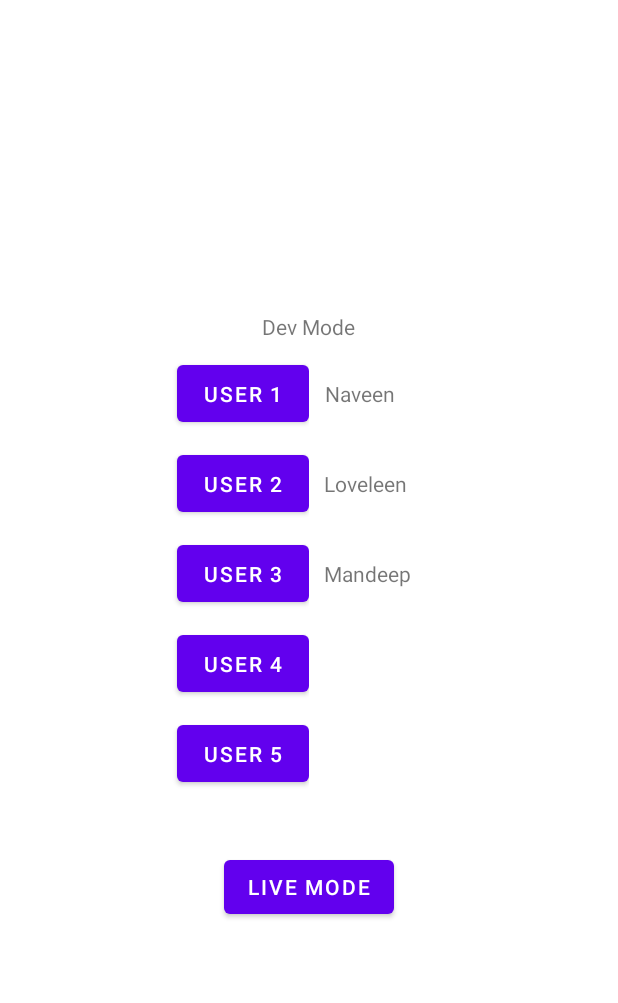
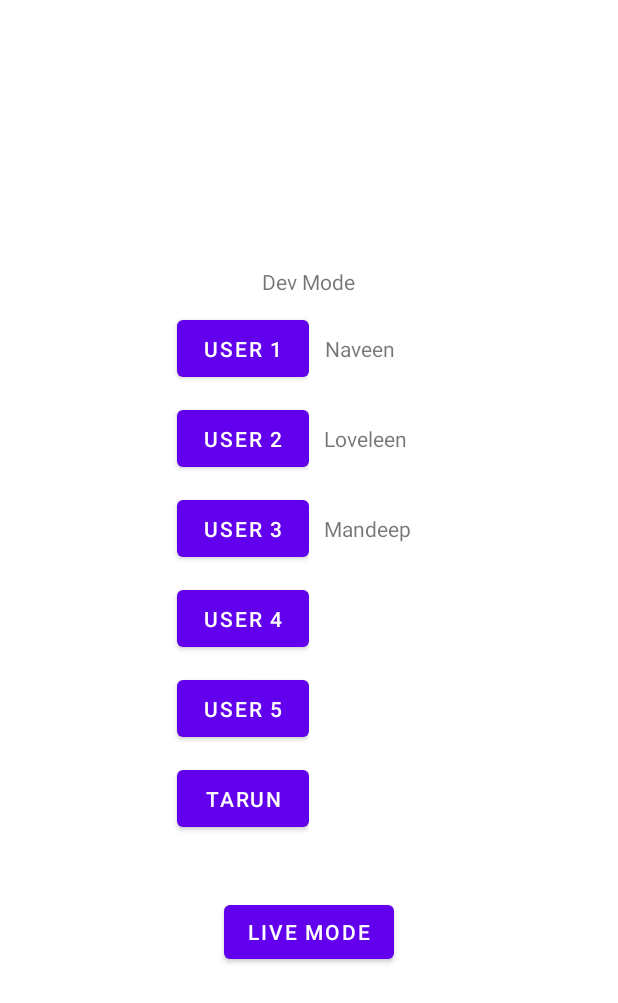
Before and after one commit to Astrotalk1/AstrotalkChat, an Android app: the screen it shows after launch (MainActivity), on a phone screen of 412 x 824 dp. Shown: the top 1003 px of the screen. Run offline under Robolectric (Android 15) with nearby library versions, the phone set to English and light mode, and no system bars.

Commit message:
Camera Image Fix

```diff
--- a/app/src/main/res/layout/activity_main.xml
+++ b/app/src/main/res/layout/activity_main.xml
@@ -64,6 +64,14 @@
                 android:text="User 5"
                 android:layout_centerInParent="true"/>
 
+            <Button
+                android:id="@+id/user6"
+                android:layout_width="wrap_content"
+                android:layout_height="50dp"
+                android:layout_marginTop="10dp"
+                android:text="tarun"
+                android:layout_centerInParent="true"/>
+
         </LinearLayout>
 
         <LinearLayout
--- a/sdk/build.gradle
+++ b/sdk/build.gradle
@@ -58,7 +58,7 @@ dependencies {
     implementation 'com.google.android.libraries.places:places:2.6.0'
 
     // Multipart
-    implementation('org.apache.httpcomponents:httpmime:4.5.6') {
+    implementation('org.apache.httpcomponents:httpmime:4.3.6') {
         exclude group: 'org.apache.http'
     }
 //    implementation 'org.apache.httpcomponents:httpclient-android:4.3.5.1'
--- a/sdk/src/main/java/com/astrotalk/sdk/api/activities/AstroUserAstrologerChatWindowActivity.java
+++ b/sdk/src/main/java/com/astrotalk/sdk/api/activities/AstroUserAstrologerChatWindowActivity.java
@@ -1452,8 +1452,9 @@ public class AstroUserAstrologerChatWindowActivity extends AppCompatActivity imp
             File photoFile = null;
             try {
                 photoFile = createImageFile();
+                String a = getPackageName();
                 if (photoFile != null) {
-                    Uri photoURI = FileProvider.getUriForFile(context, "com.astrotalk.sdk.api.provider", photoFile);
+                    Uri photoURI = FileProvider.getUriForFile(context, getPackageName() + ".provider", photoFile);
                     pictureIntent.putExtra(MediaStore.EXTRA_OUTPUT, photoURI);
                     startActivityForResult(pictureIntent, 1);
                 }
--- a/sdk/src/main/res/layout/activity_splash.xml
+++ b/sdk/src/main/res/layout/activity_splash.xml
@@ -27,7 +27,7 @@
             android:gravity="center_horizontal"
             android:textSize="20sp"
             android:textColor="@color/at_black"
-            android:text="@string/at_app_name"
+            android:text="Astrotalk"
             android:layout_height="wrap_content" />
 
         <TextView
--- /dev/null
+++ b/sdk/src/main/res/xml/provider_paths.xml
@@ -0,0 +1,4 @@
+<?xml version="1.0" encoding="utf-8"?>
+<paths xmlns:android="http://schemas.android.com/apk/res/android">
+    <external-path name="external_files" path="."/>
+</paths>
```
Also changed, not shown: app/src/main/AndroidManifest.xml (+12 -0 lines), app/src/main/java/com/astrotalk/astrotalk_sdk/MainActivity.kt (+10 -0 lines), sdk/src/main/AndroidManifest.xml (+11 -0 lines).
